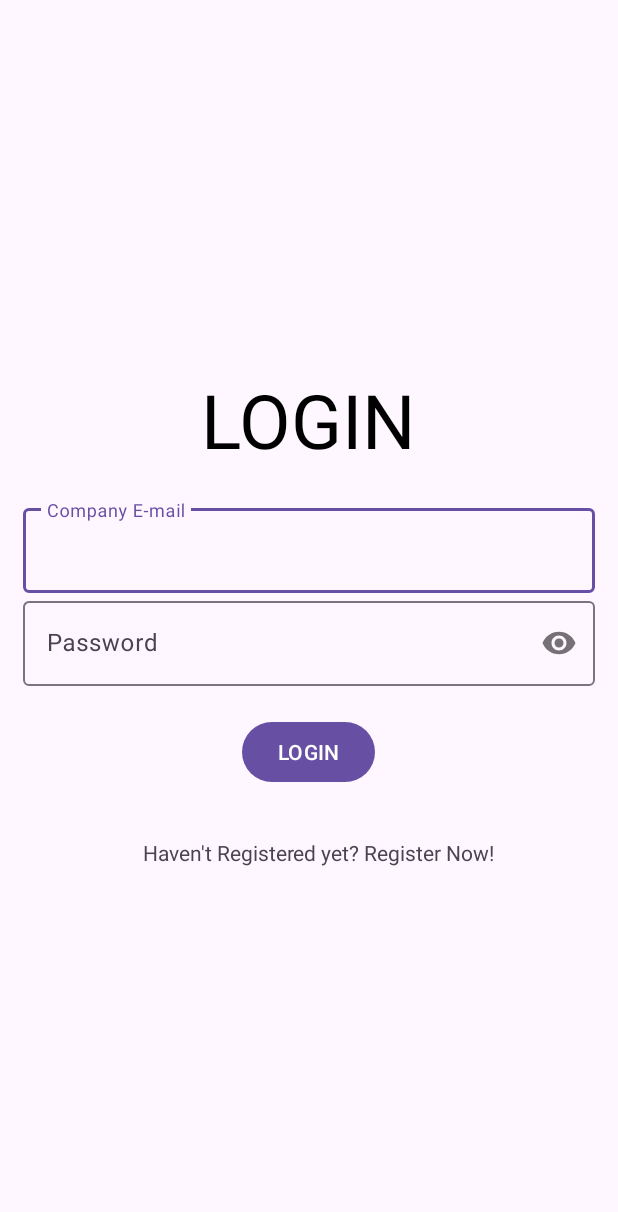
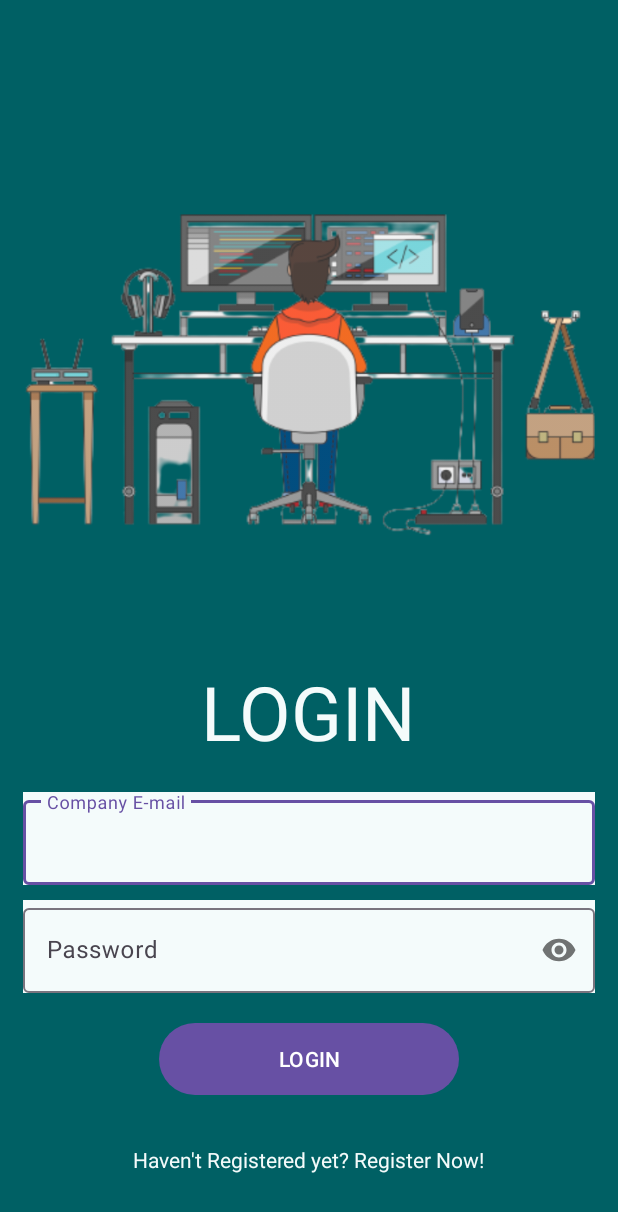
Before and after one commit to SasidaDilhan/MAD, an Android app: the screen it shows after launch (Login), on a phone screen of 412 x 824 dp. Shown: the top 1212 px of the screen. Run offline under Robolectric (Android 15) with nearby library versions, the phone set to English and light mode, and no system bars; our stand-ins replace Firebase (no records; nobody signed in at launch, a user with empty details on screens opened directly).

Commit message:
ui design

```diff
--- a/app/src/main/res/layout/activity_login.xml
+++ b/app/src/main/res/layout/activity_login.xml
@@ -8,24 +8,32 @@
     android:orientation="vertical"
     android:gravity="center"
     android:padding="15dp"
+    android:background="@color/background_clr"
     tools:context=".activities.Login">
+
+    <ImageView
+        android:id="@+id/imageView"
+        android:layout_width="500dp"
+        android:layout_height="400dp"
+        app:srcCompat="@drawable/employee"
+
+        />
 
     <TextView
         android:layout_width="wrap_content"
         android:layout_height="wrap_content"
         android:text="@string/login"
         android:textSize="50sp"
-        android:textColor="@color/black"
+        android:textColor="@color/secondry"
         android:layout_marginBottom="20dp"
         />
 
     <com.google.android.material.textfield.TextInputLayout
         android:layout_width="match_parent"
         android:layout_height="wrap_content"
+        android:background="@color/secondry"
 
         >
-
-
         <com.google.android.material.textfield.TextInputEditText
             android:layout_width="match_parent"
             android:layout_height="wrap_content"
@@ -37,6 +45,8 @@
     <com.google.android.material.textfield.TextInputLayout
         android:layout_width="match_parent"
         android:layout_height="wrap_content"
+        android:layout_marginTop="10dp"
+        android:background="@color/secondry"
         app:passwordToggleEnabled="true"
         >
 
@@ -46,25 +56,29 @@
             android:id="@+id/log_password"
             android:hint="@string/password"
             android:inputType="textPassword"
-
             />
     </com.google.android.material.textfield.TextInputLayout>
+
     <Button
         android:id="@+id/btn_Login"
-        android:layout_width="wrap_content"
+        android:layout_width="200dp"
         android:layout_height="wrap_content"
         android:text="@string/login"
+        android:background="@drawable/button_preset"
         android:layout_marginTop="20dp"
         />
 
     <TextView
-        android:layout_width="match_parent"
+        android:layout_width="wrap_content"
         android:layout_height="wrap_content"
         android:id="@+id/textViewLog"
         android:text="@string/regi_text"
         android:layout_marginTop="50px"
-        android:layout_marginLeft="80px"
+
+        android:textColor="@color/secondry"
         />
 
 
+
+
 </LinearLayout>
--- a/app/src/main/res/values/colors.xml
+++ b/app/src/main/res/values/colors.xml
@@ -9,11 +9,13 @@
     <color name="white">#FFFFFFFF</color>
     <color name="title">#3F51B5</color>
     <color name="letter_title">#1F45FC</color>
-    <color name="button_clr">#20B0F1</color>
+    <color name="button_clr">#003D1C</color>
     <color name="gray">#D9DDDC</color>
     <color name="big_btn_clr">#009DCF</color>
     <color name="gradient_s">#00ffED</color>
     <color name="gradient_e">#00B8BA</color>
-    <color name="background_clr">#ADD8E6</color>
+    <color name="background_clr">#006064</color>
+    <color name="secondry">#F4FBFB</color>
+
 
 </resources>
```
Also changed, not shown: app/src/main/res/drawable/employee.png (added).
